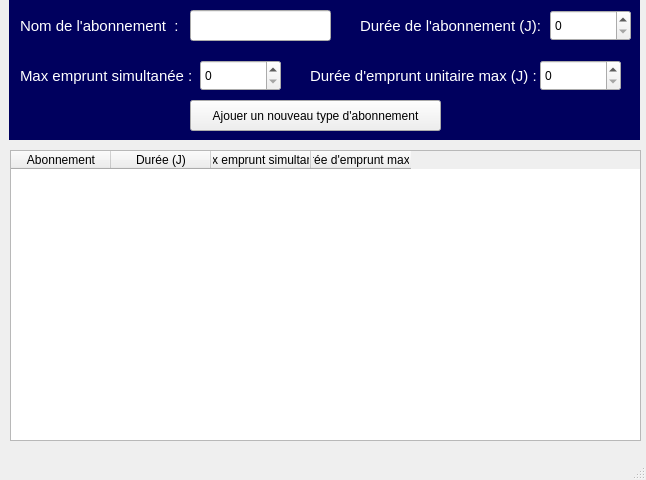
First picture: the form in ui/abonnementwindow.ui, repository Hajaniaina07/BiblioTECH, before the edit.
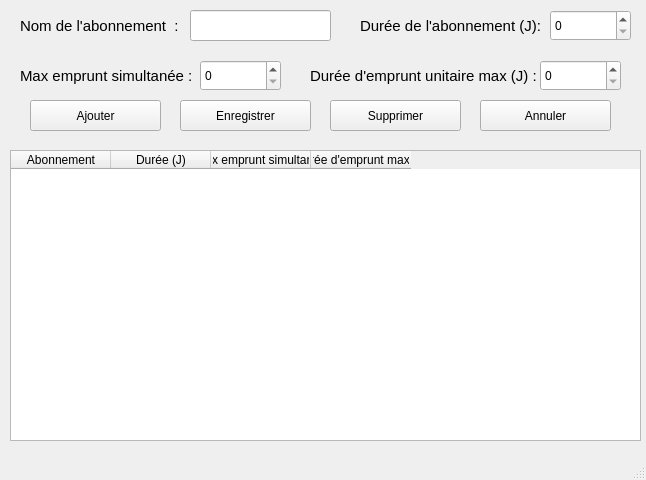
Second picture: the form after the edit. Icons and pictures are not drawn.

```diff
--- a/ui/abonnementwindow.ui
+++ b/ui/abonnementwindow.ui
@@ -57,14 +57,14 @@
    <widget class="QPushButton" name="addNewButton">
     <property name="geometry">
      <rect>
-      <x>190</x>
+      <x>30</x>
       <y>100</y>
-      <width>251</width>
+      <width>131</width>
       <height>31</height>
      </rect>
     </property>
     <property name="text">
-     <string>Ajouer un nouveau type d'abonnement</string>
+     <string>Ajouter</string>
     </property>
    </widget>
    <widget class="QLabel" name="label_11">
@@ -83,7 +83,7 @@
      </font>
     </property>
     <property name="styleSheet">
-     <string notr="true">color: rgb(255, 255, 255);</string>
+     <string notr="true"/>
     </property>
     <property name="text">
      <string>Nom de l'abonnement  : </string>
@@ -105,7 +105,7 @@
      </font>
     </property>
     <property name="styleSheet">
-     <string notr="true">color: rgb(255, 255, 255);</string>
+     <string notr="true"/>
     </property>
     <property name="text">
      <string>Durée de l'abonnement (J): </string>
@@ -127,7 +127,7 @@
      </font>
     </property>
     <property name="styleSheet">
-     <string notr="true">color: rgb(255, 255, 255);</string>
+     <string notr="true"/>
     </property>
     <property name="text">
      <string>Max emprunt simultanée : </string>
@@ -149,7 +149,7 @@
      </font>
     </property>
     <property name="styleSheet">
-     <string notr="true">color: rgb(255, 255, 255);</string>
+     <string notr="true"/>
     </property>
     <property name="text">
      <string>Durée d'emprunt unitaire max (J) : </string>
@@ -165,7 +165,7 @@
      </rect>
     </property>
     <property name="styleSheet">
-     <string notr="true">background-color:  rgb(0, 0, 94);</string>
+     <string notr="true">background-image: url(:/res/img/background.png);</string>
     </property>
    </widget>
    <widget class="QTableWidget" name="abonnementTableWidget">
@@ -207,6 +207,45 @@
      </property>
     </column>
    </widget>
+   <widget class="QPushButton" name="cancelButton">
+    <property name="geometry">
+     <rect>
+      <x>480</x>
+      <y>100</y>
+      <width>131</width>
+      <height>31</height>
+     </rect>
+    </property>
+    <property name="text">
+     <string>Annuler</string>
+    </property>
+   </widget>
+   <widget class="QPushButton" name="editButton">
+    <property name="geometry">
+     <rect>
+      <x>180</x>
+      <y>100</y>
+      <width>131</width>
+      <height>31</height>
+     </rect>
+    </property>
+    <property name="text">
+     <string>Enregistrer</string>
+    </property>
+   </widget>
+   <widget class="QPushButton" name="deleteButton">
+    <property name="geometry">
+     <rect>
+      <x>330</x>
+      <y>100</y>
+      <width>131</width>
+      <height>31</height>
+     </rect>
+    </property>
+    <property name="text">
+     <string>Supprimer</string>
+    </property>
+   </widget>
    <zorder>widget</zorder>
    <zorder>nomEdit</zorder>
    <zorder>duree</zorder>
```
Left out of the diff: 6 changed lines with no effect on the pictures.
